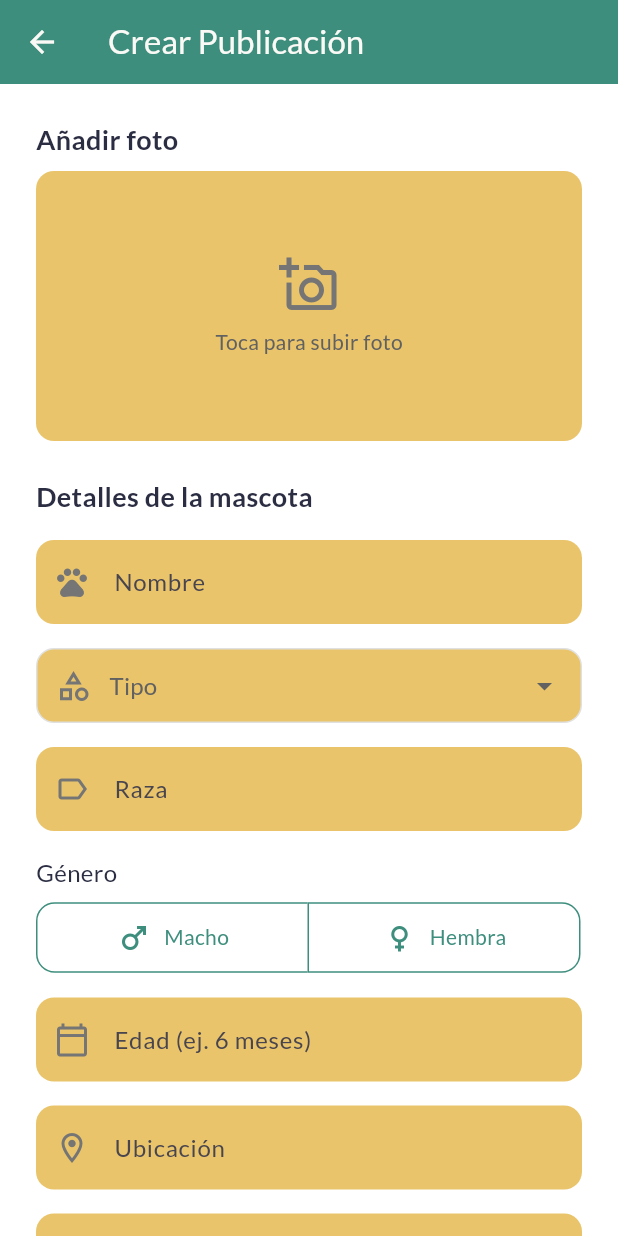
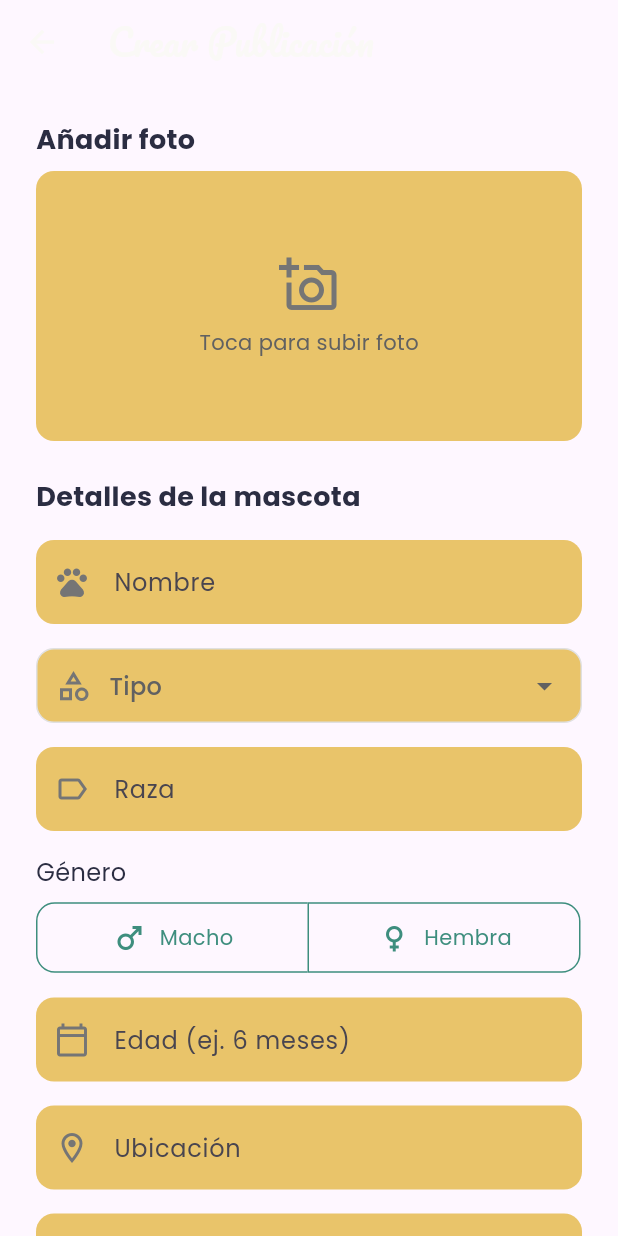
Before and after one commit to KZzual/PetHub_Proyect, a Flutter app: the CreatePostPage screen opened directly, on a phone screen of 412 x 824 dp. Run offline on Flutter 3.47's test engine with Material 3 defaults, Android fonts, the phone set to English and light mode, and no system bars; our stand-ins replace cloud_firestore, firebase_auth, firebase_core, firebase_messaging, firebase_storage, flutter_local_notifications and 4 more; missing offline and left inert: exif; accounts and stored records are empty.

Commit message:
darkmode experimentation

```diff
--- /dev/null
+++ b/Pethub-app/pethub/lib/providers/theme_provider.dart
@@ -0,0 +1,37 @@
+import 'package:flutter/material.dart';
+import 'package:google_fonts/google_fonts.dart';
+
+class ThemeProvider extends ChangeNotifier {
+  bool isDarkMode = false;
+
+  ThemeMode get themeMode => isDarkMode ? ThemeMode.dark : ThemeMode.light;
+
+  ThemeData get lightTheme => ThemeData(
+        brightness: Brightness.light,
+        textTheme: GoogleFonts.poppinsTextTheme(), // Fuente global
+        appBarTheme: AppBarTheme(
+          titleTextStyle: GoogleFonts.pacifico(
+            fontSize: 24,
+            color: Colors.white,
+          ),
+        ),
+      );
+
+  ThemeData get darkTheme => ThemeData(
+        brightness: Brightness.dark,
+        textTheme: GoogleFonts.poppinsTextTheme(
+          ThemeData.dark().textTheme,
+        ),
+        appBarTheme: AppBarTheme(
+          titleTextStyle: GoogleFonts.pacifico(
+            fontSize: 24,
+            color: Colors.white,
+          ),
+        ),
+      );
+
+  void toggleTheme(bool value) {
+    isDarkMode = value;
+    notifyListeners();
+  }
+}
--- a/Pethub-app/pethub/pubspec.yaml
+++ b/Pethub-app/pethub/pubspec.yaml
@@ -38,6 +38,7 @@ dependencies:
   firebase_messaging: ^16.0.4
   flutter_local_notifications: ^17.2.1
   webview_flutter: ^4.7.0
+  provider: ^6.1.2
 
 
   # The following adds the Cupertino Icons font to your application.
```
Also changed, not shown: Pethub-app/pethub/lib/main.dart (+13 -28 lines), Pethub-app/pethub/pubspec.lock.
